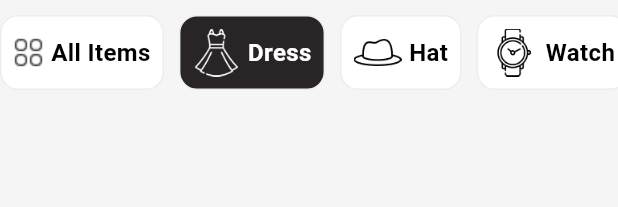
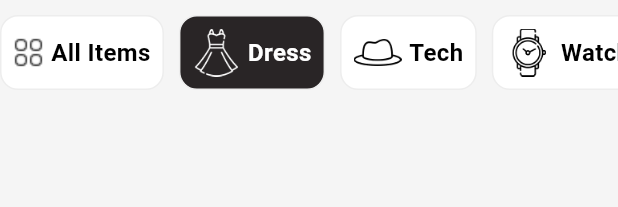
Before and after one commit to lajorr/ecom, a Flutter app: the CategoryList widget shown alone on an empty page, opened directly, on a phone screen of 412 x 824 dp. Shown: the top 207 px of the screen. Run offline on Flutter 3.47's test engine with Material 3 defaults, Android fonts, the phone set to English and light mode, and no system bars; our stand-ins replace bloc, cached_network_image, cloud_firestore, dartz, equatable, firebase_auth and 9 more; accounts and stored records are empty.

Commit message:
category enum:

```diff
--- a/lib/constants/string_constants.dart
+++ b/lib/constants/string_constants.dart
@@ -21,7 +21,7 @@ class StringConstants {
 
   static const allItemsText = "All Items";
   static const dressText = "Dress";
-  static const hatText = "Hat";
+  static const techText = "Tech";
   static const watchText = "Watch";
 
   static const addToCartText = "Add To Cart";
--- a/lib/core/firebaseFunctions/firebase_collections.dart
+++ b/lib/core/firebaseFunctions/firebase_collections.dart
@@ -190,11 +190,6 @@ class FireCollections {
     final currentUserId = currentUser.uid!;
     final userRef = userCollection.doc(currentUserId);
 
-    // for (var product in cart.products) {
-    //   final docRef = productCollection.doc(product.product.id);
-    //   final refMap = {'ref': docRef, 'quantity': product.quantity};
-    //   prodRefList.add(refMap);
-    // }
     prodRefList = generateProdRefList(cart.products);
 
     final data = {
--- a/lib/features/catalog/presentation/widgets/category_list.dart
+++ b/lib/features/catalog/presentation/widgets/category_list.dart
@@ -28,7 +28,7 @@ class CategoryList extends StatelessWidget {
           ),
           CategoryTile(
             iconUri: ImageConstants.hatIcon,
-            title: StringConstants.hatText,
+            title: StringConstants.techText,
           ),
           CategoryTile(
             iconUri: ImageConstants.watchIcon,
--- a/lib/features/catalog/presentation/widgets/my_grid_tile.dart
+++ b/lib/features/catalog/presentation/widgets/my_grid_tile.dart
@@ -68,7 +68,7 @@ class MyGridTile extends StatelessWidget {
                     ),
                     //vcategory
                     Text(
-                      product.category,
+                      product.category.name,
                       style: TextStyle(
                         fontSize: 12,
                         fontWeight: FontWeight.w400,
--- a/lib/features/checkout/presentation/widgets/prod_card.dart
+++ b/lib/features/checkout/presentation/widgets/prod_card.dart
@@ -54,7 +54,7 @@ class ProdCard extends StatelessWidget {
                           product.prodTitle,
                         ),
                         Text(
-                          product.category,
+                          product.category.name,
                           style: const TextStyle(
                               color: Colors.grey, fontWeight: FontWeight.w400),
                         ),
--- /dev/null
+++ b/lib/shared/catalog/enitity/enum/category_enum.dart
@@ -0,0 +1,6 @@
+enum Category {
+  all,
+  dress,
+  tech,
+  watch,
+}
--- a/lib/shared/catalog/enitity/product_entity.dart
+++ b/lib/shared/catalog/enitity/product_entity.dart
@@ -1,3 +1,4 @@
+import 'package:ecom/shared/catalog/enitity/enum/category_enum.dart';
 import 'package:equatable/equatable.dart';
 
 import '../../../features/auth/data/model/user_model.dart';
@@ -6,7 +7,7 @@ class ProductEntity extends Equatable {
   final String id;
   final String prodTitle;
   final String prodDescription;
-  final String category;
+  final Category category;
   final List<SizeColor>? listSizeColor;
   final List<ProdImage> prodImage;
   final double rating;
--- a/lib/shared/catalog/model/product_model.dart
+++ b/lib/shared/catalog/model/product_model.dart
@@ -1,3 +1,4 @@
+import 'package:ecom/core/extensions/string_to_enum.dart';
 import 'package:ecom/features/auth/data/model/user_model.dart';
 import 'package:ecom/shared/catalog/enitity/product_entity.dart';
 
@@ -20,7 +21,7 @@ class ProductModel extends ProductEntity {
       id: json["id"],
       prodTitle: json["prod_title"],
       prodDescription: json["prod_description"],
-      category: json["category"],
+      category: (json["category"] as String).toCategory(),
       listSizeColor: json["size_color"] == null
           ? []
           : List<SizeColor>.from(
```
Also changed, not shown: lib/core/extensions/string_to_enum.dart (+16 -0 lines).
